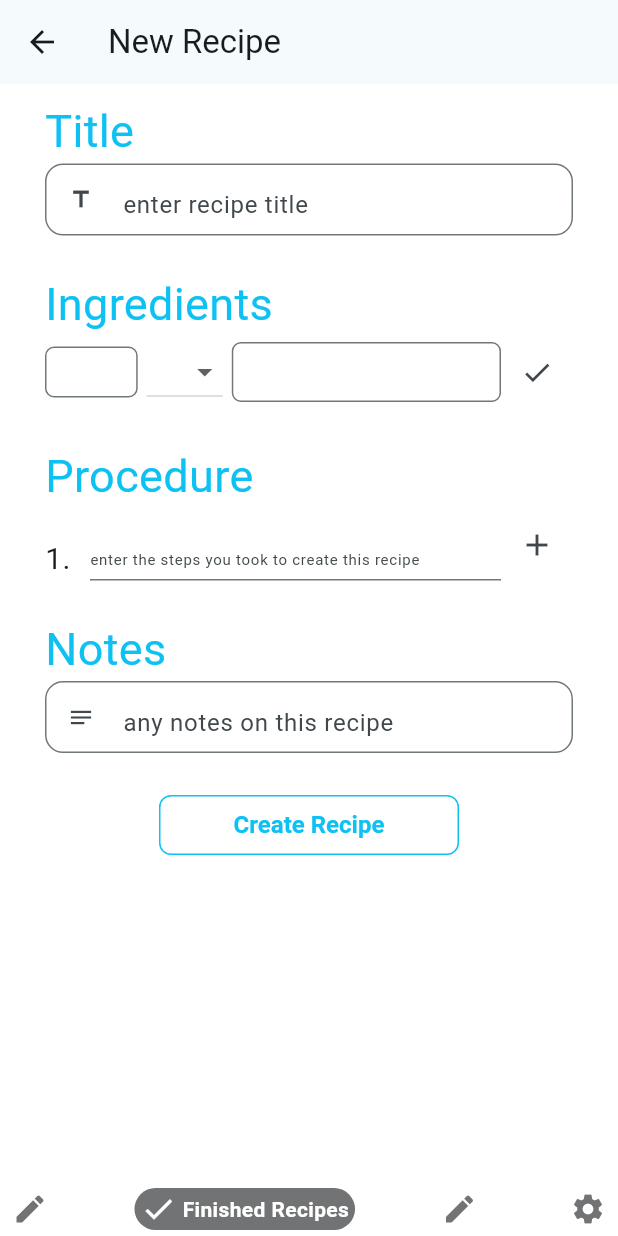
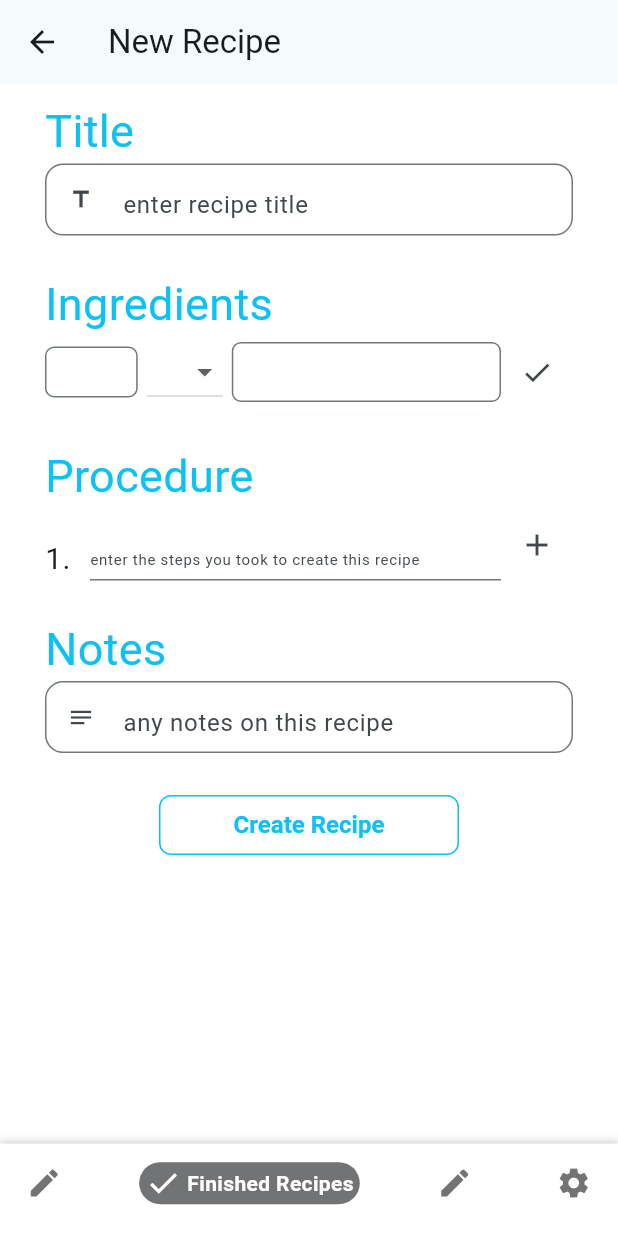
Before and after one commit to acohen89/taste_test, a Flutter app: the CreateRecipe screen opened by its route, on a phone screen of 412 x 824 dp. Run offline on Flutter 3.47's test engine with Material 3 defaults, Android fonts, the phone set to English and light mode, and no system bars; drawn by our look-alikes of google_nav_bar; our stand-ins replace auto_size_text, email_validator, flutter_spinkit, google_fonts, shared_preferences, smooth_page_indicator and 1 more; accounts and stored records are empty; project files that could hold a hidden picture were left out.

Commit message:
impoved bottom nav bar

```diff
--- a/frontend/lib/Components/BottomNavBar.dart
+++ b/frontend/lib/Components/BottomNavBar.dart
@@ -1,13 +1,9 @@
-
-
 import 'package:flutter/material.dart';
 import 'package:google_nav_bar/google_nav_bar.dart';
 import 'package:taste_test/Shared/constants.dart';
 
-
 class BottomNavBar extends StatefulWidget {
   final int startIndex;
-
   const BottomNavBar({
     required this.startIndex,
     super.key,
@@ -20,12 +16,26 @@ class BottomNavBar extends StatefulWidget {
 class _BottomNavBarState extends State<BottomNavBar> {
   @override
   Widget build(BuildContext context) {
-    const containerPadding = 4.0;
+    final double height = MediaQuery.of(context).size.height;
+    final double width = MediaQuery.of(context).size.width;
+    final double hoPadding = width/30.7;
+    final double bottomPadding = height/38.83;
+    final double topPadding = height/ 66.57;
     const iconPadding = EdgeInsets.only(top: 2, left: 4, right: 4, bottom: 2);
     return Container(
       color: Colors.white,
-      child:  Container(
-        padding: const EdgeInsets.only(bottom:containerPadding, left: containerPadding, right: containerPadding, top:containerPadding),
+      child: Container(
+        decoration: BoxDecoration(
+          color: Colors.white,
+          boxShadow: [
+            BoxShadow(
+              color: Colors.black.withOpacity(0.2),
+              spreadRadius: 1,
+              blurRadius: 4,
+            ),
+          ],
+        ),
+        padding: EdgeInsets.only(bottom: bottomPadding, top: topPadding, right: hoPadding, left: hoPadding),
         child: GNav(
             selectedIndex: widget.startIndex,
             onTabChange: (value) {
@@ -38,7 +48,6 @@ class _BottomNavBarState extends State<BottomNavBar> {
                   Navigator.pushNamed(context, "home");
                 case 3: // Settings
                   Navigator.pushNamed(context, "settings");
-
               }
             },
             backgroundColor: Colors.white,
@@ -64,8 +73,7 @@ class _BottomNavBarState extends State<BottomNavBar> {
                 icon: Icons.settings,
                 text: 'Settings',
               )
-          ]
-        ),
+            ]),
       ),
     );
   }
```
Lines whose indentation alone changed are shown as unchanged.
